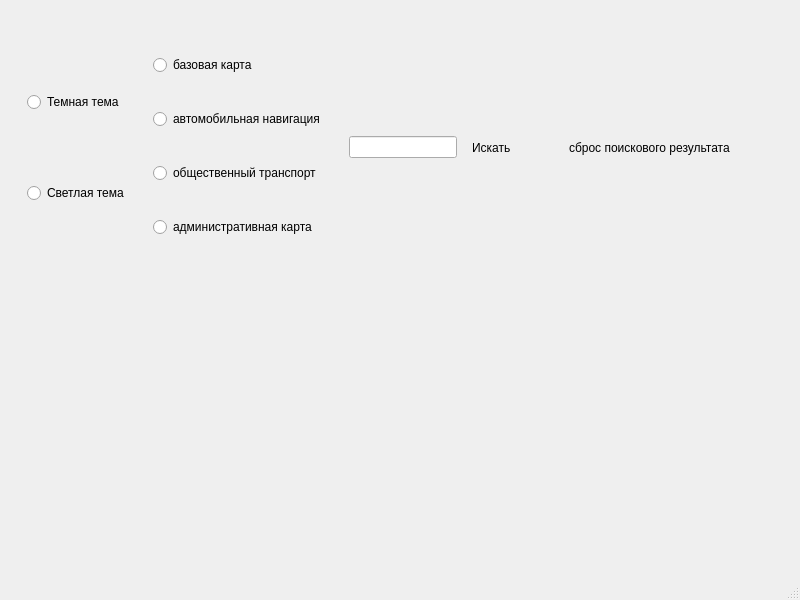
This is src/windows/main_window.ui in StickMickPlay/Big_Task as Qt 5 draws it before an edit. The edited form follows.
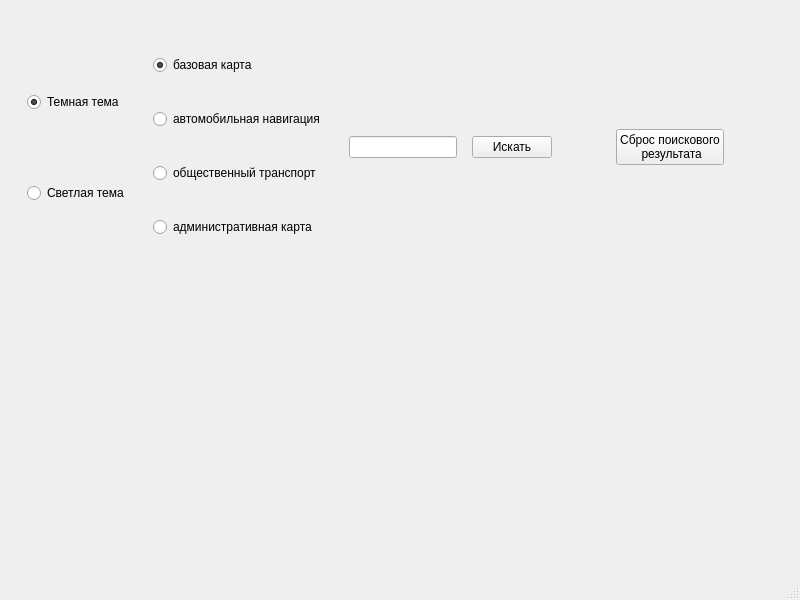
This is the edited form.

What changed in the file:
```diff
--- a/src/windows/main_window.ui
+++ b/src/windows/main_window.ui
@@ -26,6 +26,9 @@
             <property name="text">
              <string>Темная тема</string>
             </property>
+            <property name="checked">
+             <bool>true</bool>
+            </property>
            </widget>
           </item>
           <item>
@@ -43,9 +46,15 @@
          <layout class="QVBoxLayout" name="verticalLayout_3">
           <item>
            <widget class="QRadioButton" name="basic_map">
+            <property name="enabled">
+             <bool>true</bool>
+            </property>
             <property name="text">
              <string>базовая карта</string>
             </property>
+            <property name="checked">
+             <bool>true</bool>
+            </property>
            </widget>
           </item>
           <item>
@@ -82,7 +91,7 @@
         </widget>
        </item>
        <item>
-        <widget class="QLabel" name="search">
+        <widget class="QPushButton" name="search">
          <property name="text">
           <string>Искать</string>
          </property>
@@ -102,9 +111,10 @@
         </spacer>
        </item>
        <item>
-        <widget class="QLabel" name="reset">
+        <widget class="QPushButton" name="reset">
          <property name="text">
-          <string>сброс поискового результата</string>
+          <string>Сброс поискового
+ результата</string>
          </property>
         </widget>
        </item>
```
Left out of the diff: 21 changed lines with no effect on the pictures.
